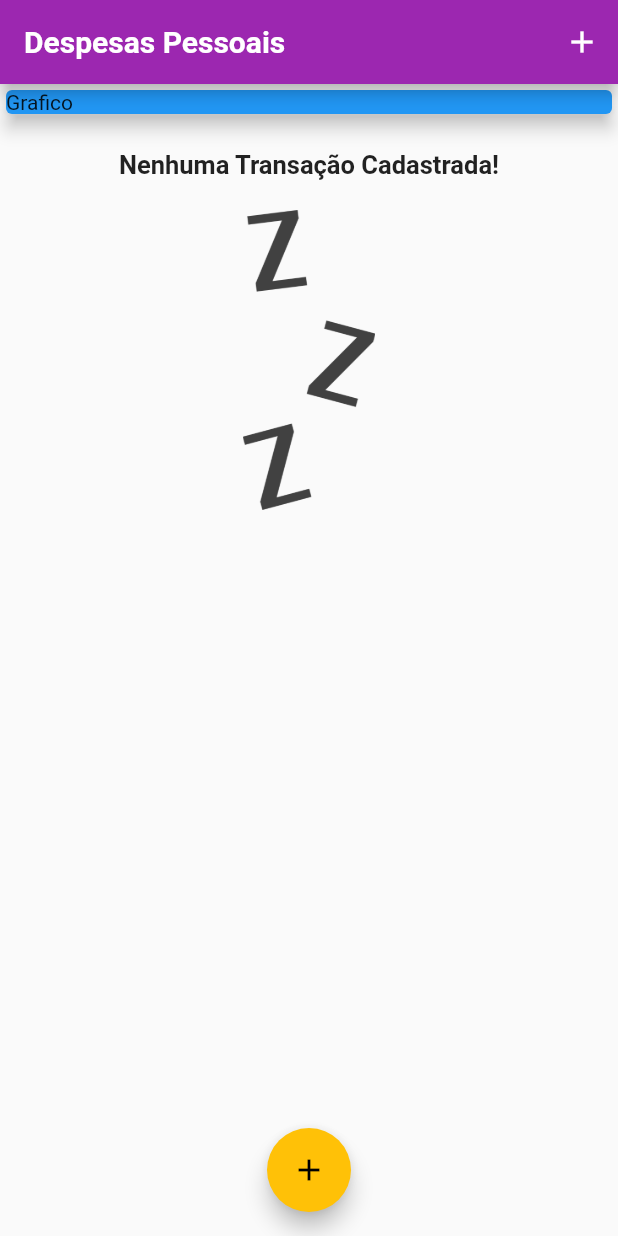
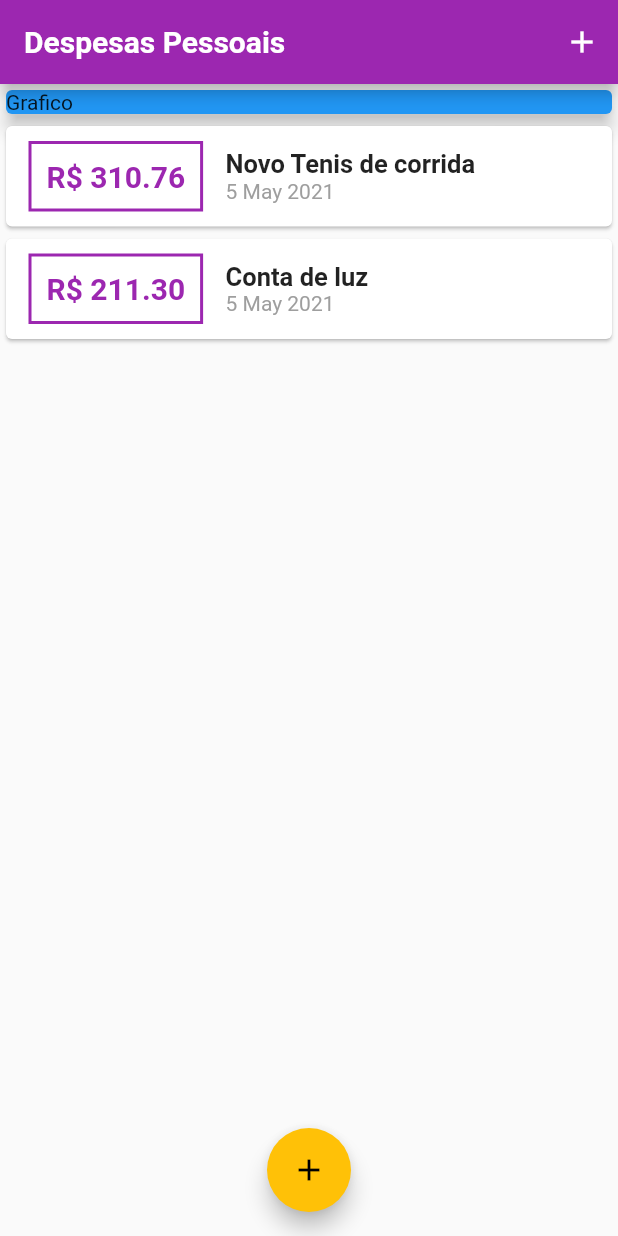
Before and after one commit to elizeurjr/MyExpenses, a Flutter app: the screen it shows after launch, on a phone screen of 412 x 824 dp. Run offline on Flutter 3.47's test engine with Material 2 defaults, Android fonts, the phone set to English and light mode, and no system bars; Roboto replaces fonts that are missing (OpenSans, Quicksand).

```diff
--- a/lib/main.dart
+++ b/lib/main.dart
@@ -43,7 +43,7 @@ class MyHomePage extends StatefulWidget {
 
 class _MyHomePageState extends State<MyHomePage> {
   final List<Transaction> _transactions = [
-    /*Transaction(
+    Transaction(
       id: 't1',
       title: 'Novo Tenis de corrida',
       value: 310.76,
@@ -54,7 +54,7 @@ class _MyHomePageState extends State<MyHomePage> {
       title: 'Conta de luz',
       value: 211.30,
       date: DateTime.now(),
-    ),*/
+    ),
   ];
 
   _addTransaction(String title, double value) {
```
